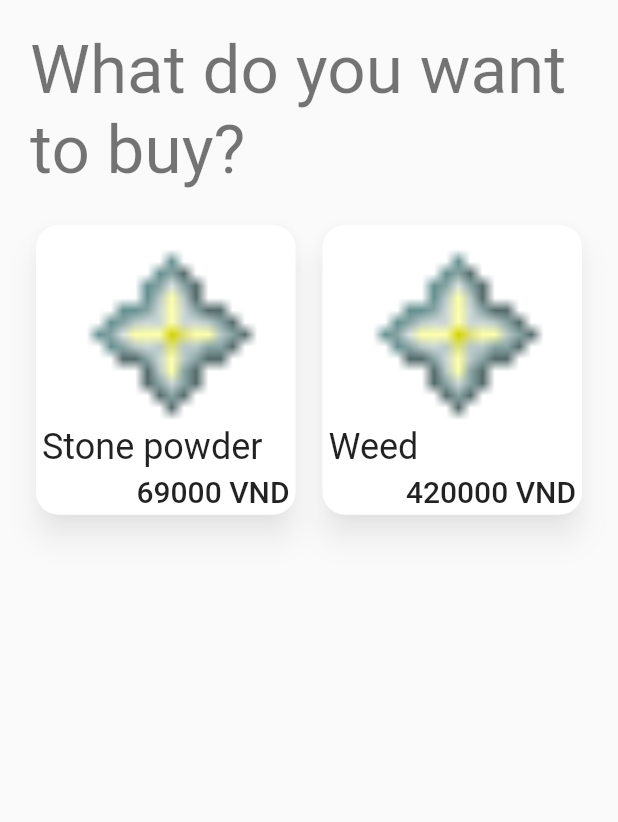
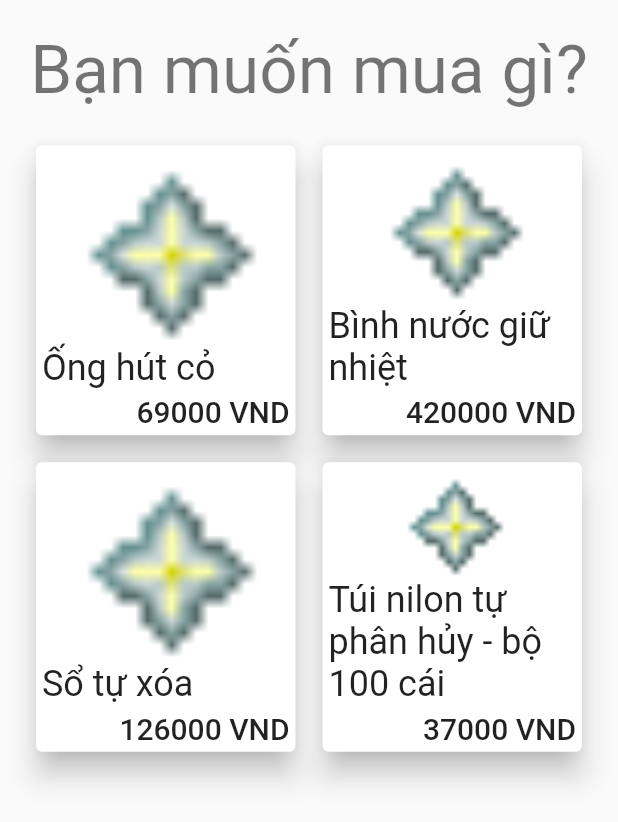
Before and after one commit to phuong-nh/Leafy, a Flutter app: the ShopInterface widget shown alone on an empty page, opened directly, on a phone screen of 412 x 824 dp. Shown: the top 822 px of the screen. Run offline on Flutter 3.47's test engine with Material 2 defaults, Android fonts, the phone set to English and light mode, and no system bars; our stand-ins replace cloud_firestore, flutter_html, flutter_icons, flutter_markdown; accounts and stored records are empty.

Commit message:
Add files via upload

```diff
--- a/lib/modules/shop/shop.dart
+++ b/lib/modules/shop/shop.dart
@@ -5,19 +5,14 @@ import 'shopData.dart';
 class ShopInterface extends StatelessWidget {
   @override
   Widget build(BuildContext context) {
-    return Scaffold(
-      body: SafeArea(
+    return SafeArea(
       child: Container(
         //padding: EdgeInsets.fromLTRB(getRecycleMapEdgePadding(), getRecycleMapEdgePadding(), getRecycleMapEdgePadding(), 0),
         child: Column(
           children: <Widget>[
             Container(
-                child: Text(
-                  'What do you want to buy?',
-                  style: Theme.of(context).textTheme.headline3,
-                ),
-                padding: EdgeInsets.fromLTRB(
-                    getShopPadding(), getShopPadding(), getShopPadding(), 0),
+              child: Text('Bạn muốn mua gì?', style: Theme.of(context).textTheme.headline3,),
+              padding: EdgeInsets.fromLTRB(getShopPadding(), getShopPadding(), getShopPadding(), 0),
             ),
             //RecycleMapCard(cardData: getRecycleMapCardData(0),),
             Expanded(
@@ -30,9 +25,7 @@ class ShopInterface extends StatelessWidget {
                   mainAxisSpacing: getShopPadding() / 2,
                 ),
                 itemBuilder: (BuildContext context, int _index) {
-                    return ShopItemCard(
-                      itemData: getShopItemData(_index),
-                    );
+                  return ShopItemCard(itemData: getShopItemData(_index),);
                 },
                 padding: EdgeInsets.all(getShopPadding()),
                 //physics: ScrollPhysics(),
@@ -41,7 +34,6 @@ class ShopInterface extends StatelessWidget {
           ],
         ),
       ),
-      ),
     );
   }
 }
--- a/lib/modules/shop/shopData.dart
+++ b/lib/modules/shop/shopData.dart
@@ -31,16 +31,26 @@ List<ShopItemData> shopItemDatabase = new List();
 int shopItemDatabaseGenerator() {
   shopItemDatabase.clear();
   shopItemDatabase.add(ShopItemData(
-    shopItemName: 'Stone powder',
+    shopItemName: 'Ống hút cỏ',
     shopItemPrice: 69000,
     shopItemImageDir: 'lib/assets/recycleMapAssets/icon_placeholder.png'
   ));
   shopItemDatabase.add(ShopItemData(
-      shopItemName: 'Weed',
+      shopItemName: 'Bình nước giữ nhiệt',
       shopItemPrice: 420000,
       shopItemImageDir: 'lib/assets/recycleMapAssets/icon_placeholder.png'
   ));
-  return 2;
+  shopItemDatabase.add(ShopItemData(
+      shopItemName: 'Sổ tự xóa',
+      shopItemPrice: 126000,
+      shopItemImageDir: 'lib/assets/recycleMapAssets/icon_placeholder.png'
+  ));
+  shopItemDatabase.add(ShopItemData(
+      shopItemName: 'Túi nilon tự phân hủy - bộ 100 cái',
+      shopItemPrice: 37000,
+      shopItemImageDir: 'lib/assets/recycleMapAssets/icon_placeholder.png'
+  ));
+  return 4;
 }
 
 ShopItemData getShopItemData(_index) {
--- a/lib/modules/shop/shopElements.dart
+++ b/lib/modules/shop/shopElements.dart
@@ -17,30 +17,18 @@ class ShopItemCard extends StatelessWidget {
               child: itemData.getImage(),
             ),
             Align(
-              child: Text(
-                itemData.getName(),
-                style: Theme.of(context).textTheme.headline5,
-              ),
+              child: Text(itemData.getName(), style: Theme.of(context).textTheme.headline5,),
               alignment: Alignment.topLeft,
             ),
-            SizedBox(
-              height: 4,
-            ),
+            SizedBox(height: 4,),
             Align(
-              child: Text(
-                itemData.getPrice().toString() + ' VND',
-                style: Theme.of(context).textTheme.headline6,
-              ),
+              child: Text(itemData.getPrice().toString() + ' VND', style: Theme.of(context).textTheme.headline6,),
               alignment: Alignment.bottomRight,
             ),
           ],
         ),
       ),
       elevation: 8,
-      shadowColor: Colors.black38,
-      shape: RoundedRectangleBorder(
-        borderRadius: BorderRadius.all(Radius.circular(15)),
-      ),
     );
   }
 }
```
Lines whose indentation alone changed are shown as unchanged.
